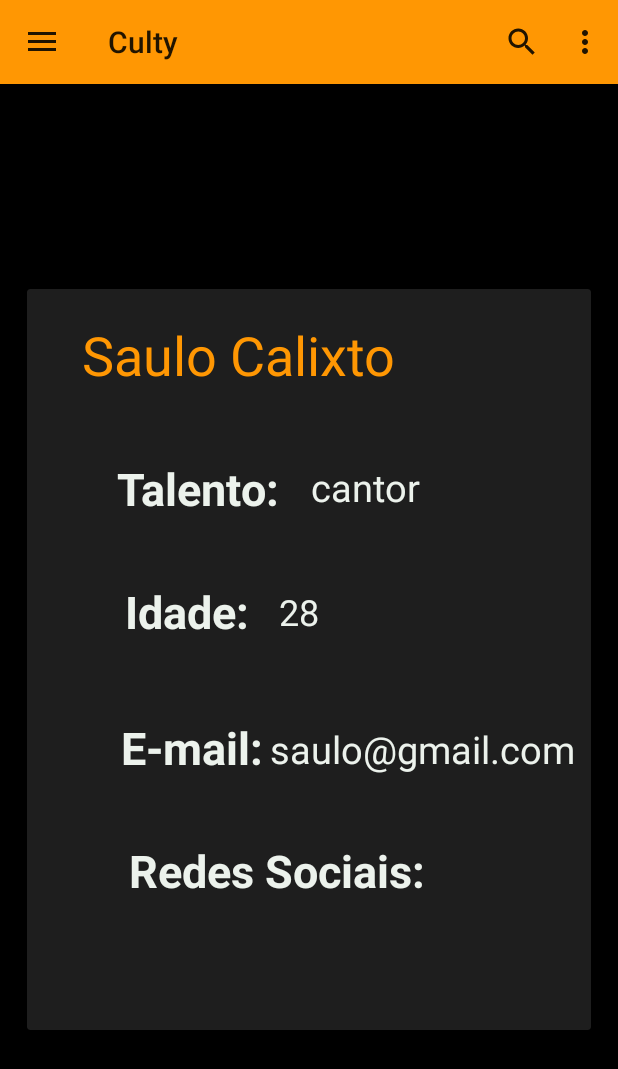
After one commit to culty-corp/culty-android, an Android app: the fragment PerfilFragment placed in its activity, on a phone screen of 412 x 824 dp. The commit adds this screen. Shown: the top 1069 px of the screen. Run offline under Robolectric (Android 15) with nearby library versions, the phone set to English and light mode, and no system bars.

Commit message:
Criando tela de perfil, lógica para trocar de fragmentos de tela, login.

```diff
--- a/solucao/app/build.gradle
+++ b/solucao/app/build.gradle
@@ -33,4 +33,5 @@ dependencies {
     testImplementation 'junit:junit:4.12'
     androidTestImplementation 'com.android.support.test:runner:1.0.2'
     androidTestImplementation 'com.android.support.test.espresso:espresso-core:3.0.2'
+    implementation 'com.android.support:cardview-v7:28.0.0'
 }
--- /dev/null
+++ b/solucao/app/src/main/java/com/github/cultycorp/cultyandroid/ConteudoFragment.kt
@@ -0,0 +1,13 @@
+package com.github.cultycorp.cultyandroid
+
+import android.os.Bundle
+import android.support.v4.app.Fragment
+import android.view.LayoutInflater
+import android.view.View
+import android.view.ViewGroup
+
+class ConteudoFragment : Fragment() {
+    override fun onCreateView(inflater: LayoutInflater, container: ViewGroup?, savedInstanceState: Bundle?): View? {
+        return inflater.inflate(R.layout.conteudo, container, false)
+    }
+}
--- a/solucao/app/src/main/java/com/github/cultycorp/cultyandroid/MainActivity.kt
+++ b/solucao/app/src/main/java/com/github/cultycorp/cultyandroid/MainActivity.kt
@@ -1,5 +1,6 @@
 package com.github.cultycorp.cultyandroid
 
+import android.content.Intent
 import android.os.Bundle
 import android.support.design.widget.NavigationView
 import android.support.v4.widget.DrawerLayout
@@ -9,11 +10,13 @@ import android.view.Gravity
 import android.view.Menu
 import android.view.MenuItem
 import android.widget.Toast
+import com.github.cultycorp.cultyandroid.ui.login.LoginActivity
 import kotlinx.android.synthetic.main.activity_main.*
 
 class MainActivity : AppCompatActivity(), NavigationView.OnNavigationItemSelectedListener {
 
     private lateinit var drawer : DrawerLayout
+    private lateinit  var sessao: SessaoModel
 
     override fun onCreate(savedInstanceState: Bundle?) {
         super.onCreate(savedInstanceState)
@@ -22,6 +25,10 @@ class MainActivity : AppCompatActivity(), NavigationView.OnNavigationItemSelecte
 
         drawer = findViewById(R.id.drawer_layout)
 
+        sessao = SessaoModel()
+        val usuarioLogado = intent.getBooleanExtra("usuarioLogado", sessao.usuarioLogado)
+        sessao.usuarioLogado = usuarioLogado
+
         var navigationView: NavigationView = findViewById(R.id.nav_view)
         navigationView.setNavigationItemSelectedListener(this)
         hideDrawerItems(navigationView)
@@ -29,23 +36,33 @@ class MainActivity : AppCompatActivity(), NavigationView.OnNavigationItemSelecte
         var toggle = ActionBarDrawerToggle(this, drawer, toolbar, R.string.abrirOpcoes, R.string.fecharOpcoes)
         drawer.addDrawerListener(toggle)
         toggle.syncState()
-/*        fab.setOnClickListener { view ->
-            Snackbar.make(view, "Replace with your own action", Snackbar.LENGTH_LONG)
-                .setAction("Action", null).show()
-        }*/
+
+        if(savedInstanceState == null) {
+            supportFragmentManager.beginTransaction().replace(R.id.fragment_container, ConteudoFragment()).commit()
+            navigationView.setCheckedItem(R.id.nav_explore)
+        }
     }
 
     override fun onNavigationItemSelected(item: MenuItem): Boolean {
         var id = item.itemId
         when (id) {
-            R.id.nav_explore -> Toast.makeText(this, "Explorar tudo aqui!", Toast.LENGTH_SHORT).show()
+            R.id.nav_explore -> supportFragmentManager.beginTransaction()
+                .replace(R.id.fragment_container, ConteudoFragment()).commit()
             R.id.nav_following -> Toast.makeText(this, "Vamos seguir todo mundo!", Toast.LENGTH_SHORT).show()
             R.id.nav_artists -> Toast.makeText(this, "Artistas de araque!", Toast.LENGTH_SHORT).show()
-            R.id.login -> Toast.makeText(this, "Vamos entrando!", Toast.LENGTH_SHORT).show()
-            R.id.login -> Toast.makeText(this, "Vamos entrando!", Toast.LENGTH_SHORT).show()
+            R.id.login -> {
+                val intent = Intent(this, LoginActivity::class.java)
+                startActivity(intent)
+                finish()
+            }
             R.id.upload -> Toast.makeText(this, "Vamos mandar trem!", Toast.LENGTH_SHORT).show()
-            R.id.profile -> Toast.makeText(this, "Olha seu perfil!", Toast.LENGTH_SHORT).show()
-            R.id.logout -> Toast.makeText(this, "Vai embora, ingrato!", Toast.LENGTH_SHORT).show()
+            R.id.profile -> supportFragmentManager.beginTransaction()
+                .replace(R.id.fragment_container, PerfilFragment()).commit()
+            R.id.logout -> {
+                val intent = Intent(this, LoginActivity::class.java)
+                startActivity(intent)
+                finish()
+            }
         }
         drawer.closeDrawer(Gravity.START)
         return true
@@ -73,7 +90,7 @@ class MainActivity : AppCompatActivity(), NavigationView.OnNavigationItemSelecte
 
     private fun hideDrawerItems(nav : NavigationView) {
         //Se usuario estiver logado
-        if (true) {
+        if (sessao.usuarioLogado) {
             nav.menu.findItem(R.id.login).isVisible = false
 
             nav.menu.findItem(R.id.logout).isVisible = true
--- /dev/null
+++ b/solucao/app/src/main/java/com/github/cultycorp/cultyandroid/PerfilFragment.kt
@@ -0,0 +1,13 @@
+package com.github.cultycorp.cultyandroid
+
+import android.os.Bundle
+import android.support.v4.app.Fragment
+import android.view.LayoutInflater
+import android.view.View
+import android.view.ViewGroup
+
+class PerfilFragment : Fragment() {
+    override fun onCreateView(inflater: LayoutInflater, container: ViewGroup?, savedInstanceState: Bundle?): View? {
+        return inflater.inflate(R.layout.activity_perfil, container, false)
+    }
+}
--- /dev/null
+++ b/solucao/app/src/main/java/com/github/cultycorp/cultyandroid/SessaoModel.kt
@@ -0,0 +1,7 @@
+package com.github.cultycorp.cultyandroid
+
+class SessaoModel {
+
+    var usuarioLogado: Boolean = false
+
+}
--- a/solucao/app/src/main/java/com/github/cultycorp/cultyandroid/data/LoginDataSource.kt
+++ b/solucao/app/src/main/java/com/github/cultycorp/cultyandroid/data/LoginDataSource.kt
@@ -11,8 +11,14 @@ class LoginDataSource {
     fun login(username: String, password: String): Result<LoggedInUser> {
         try {
             // TODO: handle loggedInUser authentication
-            val fakeUser = LoggedInUser(java.util.UUID.randomUUID().toString(), "Jane Doe")
-            return Result.Success(fakeUser)
+            if(username == "admin" && password == "123456") {
+                val fakeUser = LoggedInUser(java.util.UUID.randomUUID().toString(), "Administrador")
+                return Result.Success(fakeUser)
+            } else {
+                val fakeUser = LoggedInUser(java.util.UUID.randomUUID().toString(), "Usuário e senha inválidos")
+                return Result.Falha(fakeUser)
+            }
+            return Result.Error(IllegalArgumentException("Usuário e senha inválidos"))
         } catch (e: Throwable) {
             return Result.Error(IOException("Error logging in", e))
         }
--- a/solucao/app/src/main/java/com/github/cultycorp/cultyandroid/data/LoginRepository.kt
+++ b/solucao/app/src/main/java/com/github/cultycorp/cultyandroid/data/LoginRepository.kt
@@ -13,13 +13,14 @@ class LoginRepository(val dataSource: LoginDataSource) {
     var user: LoggedInUser? = null
         private set
 
-    val isLoggedIn: Boolean
-        get() = user != null
+    var isLoggedIn: Boolean
+        get() = isLoggedIn
 
     init {
         // If user credentials will be cached in local storage, it is recommended it be encrypted
         // @see https://developer.android.com/training/articles/keystore
         user = null
+        isLoggedIn = false
     }
 
     fun logout() {
@@ -40,7 +41,6 @@ class LoginRepository(val dataSource: LoginDataSource) {
 
     private fun setLoggedInUser(loggedInUser: LoggedInUser) {
         this.user = loggedInUser
-        // If user credentials will be cached in local storage, it is recommended it be encrypted
-        // @see https://developer.android.com/training/articles/keystore
+        isLoggedIn = true
     }
 }
--- a/solucao/app/src/main/java/com/github/cultycorp/cultyandroid/data/Result.kt
+++ b/solucao/app/src/main/java/com/github/cultycorp/cultyandroid/data/Result.kt
@@ -7,11 +7,13 @@ package com.github.cultycorp.cultyandroid.data
 sealed class Result<out T : Any> {
 
     data class Success<out T : Any>(val data: T) : Result<T>()
+    data class Falha<out T : Any>(val data: T) : Result<T>()
     data class Error(val exception: Exception) : Result<Nothing>()
 
     override fun toString(): String {
         return when (this) {
             is Success<*> -> "Success[data=$data]"
+            is Falha<*> -> "Falha[data=$data]"
             is Error -> "Error[exception=$exception]"
         }
     }
--- a/solucao/app/src/main/java/com/github/cultycorp/cultyandroid/ui/login/LoginActivity.kt
+++ b/solucao/app/src/main/java/com/github/cultycorp/cultyandroid/ui/login/LoginActivity.kt
@@ -3,6 +3,7 @@ package com.github.cultycorp.cultyandroid.ui.login
 import android.app.Activity
 import android.arch.lifecycle.Observer
 import android.arch.lifecycle.ViewModelProviders
+import android.content.Intent
 import android.os.Bundle
 import android.support.annotation.StringRes
 import android.support.v7.app.AppCompatActivity
@@ -14,7 +15,7 @@ import android.widget.Button
 import android.widget.EditText
 import android.widget.ProgressBar
 import android.widget.Toast
-
+import com.github.cultycorp.cultyandroid.MainActivity
 
 
 class LoginActivity : AppCompatActivity() {
@@ -51,16 +52,27 @@ class LoginActivity : AppCompatActivity() {
             val loginResult = it ?: return@Observer
 
             loading.visibility = View.GONE
-            if (loginResult.error != null) {
-                showLoginFailed(loginResult.error)
+//            if (loginResult.error != null) {
+//                showLoginFailed(loginResult.error)
+//            }
+//            if (loginResult.success != null) {
+//                updateUiWithUser(loginResult.success)
+//            }
+//            setResult(Activity.RESULT_OK)
+
+            if(username.text.toString().equals("admin") && password.text.toString().equals("123456")) {
+                val intent = Intent(this, MainActivity::class.java)
+                intent.putExtra("usuarioLogado", true)
+                startActivity(intent)
+                finish()
+            } else {
+                Toast.makeText(this, "Senha incorreta, bestinha!", Toast.LENGTH_SHORT).show()
             }
-            if (loginResult.success != null) {
-                updateUiWithUser(loginResult.success)
-            }
-            setResult(Activity.RESULT_OK)
+
+
 
             //Complete and destroy login activity once successful
-            finish()
+
         })
 
         username.afterTextChanged {
--- /dev/null
+++ b/solucao/app/src/main/res/layout/activity_perfil.xml
@@ -0,0 +1,109 @@
+<?xml version="1.0" encoding="utf-8"?>
+<android.support.constraint.ConstraintLayout xmlns:android="http://schemas.android.com/apk/res/android"
+                                             xmlns:app="http://schemas.android.com/apk/res-auto" xmlns:tools="http://schemas.android.com/tools" android:layout_width="match_parent"
+                                             android:layout_height="match_parent" android:id="@+id/perfil">
+
+    <android.support.v7.widget.CardView
+            android:layout_width="376dp"
+            android:layout_height="494dp"
+            app:cardBackgroundColor="@color/corCinzaEscuro"
+            android:layout_marginTop="8dp" app:layout_constraintTop_toTopOf="parent" android:layout_marginBottom="8dp"
+            app:layout_constraintBottom_toBottomOf="parent" app:layout_constraintEnd_toEndOf="parent"
+            android:layout_marginEnd="8dp" app:layout_constraintStart_toStartOf="parent"
+            android:layout_marginStart="8dp" android:id="@+id/cardView2" app:layout_constraintVertical_bias="0.498"/>
+    <TextView
+            android:text="Talento:"
+            android:translationZ="100dp"
+            android:layout_width="wrap_content"
+            android:layout_height="wrap_content"
+            android:id="@+id/talentoLabel" android:textColor="@color/corTexto"
+            android:textSize="30sp"
+            app:layout_constraintTop_toTopOf="@+id/cardView2"
+            android:visibility="visible" tools:visibility="visible"
+            app:layout_constraintStart_toStartOf="@+id/cardView2" app:layout_constraintEnd_toEndOf="@+id/cardView2"
+            app:layout_constraintBottom_toBottomOf="@+id/cardView2" app:layout_constraintHorizontal_bias="0.223"
+            app:layout_constraintVertical_bias="0.248" android:textStyle="bold"/>
+    <TextView
+            android:text="Idade:"
+            android:translationZ="100dp"
+            android:layout_width="wrap_content"
+            android:layout_height="wrap_content"
+            android:id="@+id/idadeLabel" android:textColor="@color/corTexto"
+            android:textSize="30sp"
+            app:layout_constraintTop_toTopOf="@+id/cardView2"
+            android:visibility="visible" tools:visibility="visible"
+            app:layout_constraintStart_toStartOf="@+id/cardView2" app:layout_constraintEnd_toEndOf="@+id/cardView2"
+            app:layout_constraintBottom_toBottomOf="@+id/cardView2" app:layout_constraintHorizontal_bias="0.223"
+            app:layout_constraintVertical_bias="0.429" android:textStyle="bold"/>
+    <TextView
+            android:text="E-mail:"
+            android:translationZ="100dp"
+            android:layout_width="wrap_content"
+            android:layout_height="wrap_content"
+            android:id="@+id/emailLabel" android:textColor="@color/corTexto"
+            android:textSize="30sp"
+            app:layout_constraintTop_toTopOf="@+id/cardView2"
+            android:visibility="visible" tools:visibility="visible"
+            app:layout_constraintStart_toStartOf="@+id/cardView2" app:layout_constraintEnd_toEndOf="@+id/cardView2"
+            app:layout_constraintBottom_toBottomOf="@+id/cardView2" app:layout_constraintHorizontal_bias="0.223"
+            app:layout_constraintVertical_bias="0.63" android:textStyle="bold"/>
+    <TextView
+            android:text="Redes Sociais:"
+            android:translationZ="100dp"
+            android:layout_width="wrap_content"
+            android:layout_height="wrap_content"
+            android:id="@+id/redesSociaisLabel" android:textColor="@color/corTexto"
+            android:textSize="30sp"
+            app:layout_constraintTop_toTopOf="@+id/cardView2"
+            android:visibility="visible" tools:visibility="visible"
+            app:layout_constraintStart_toStartOf="@+id/cardView2" app:layout_constraintEnd_toEndOf="@+id/cardView2"
+            app:layout_constraintBottom_toBottomOf="@+id/cardView2" app:layout_constraintHorizontal_bias="0.38"
+            app:layout_constraintVertical_bias="0.81" android:textStyle="bold"/>
+    <TextView
+            android:text="cantor"
+            android:translationZ="100dp"
+            android:layout_width="wrap_content"
+            android:layout_height="wrap_content"
+            android:id="@+id/infTalento" android:textColor="@color/corTexto"
+            android:textSize="25sp"
+            app:layout_constraintTop_toTopOf="@+id/cardView2"
+            android:visibility="visible" tools:visibility="visible"
+            app:layout_constraintStart_toStartOf="@+id/cardView2" app:layout_constraintEnd_toEndOf="@+id/cardView2"
+            app:layout_constraintBottom_toBottomOf="@+id/cardView2" app:layout_constraintHorizontal_bias="0.625"
+            app:layout_constraintVertical_bias="0.25"/>
+    <TextView
+            android:text="saulo@gmail.com"
+            android:translationZ="100dp"
+            android:layout_width="wrap_content"
+            android:layout_height="wrap_content"
+            android:id="@+id/infEmail" android:textColor="@color/corTexto"
+            android:textSize="25sp"
+            app:layout_constraintTop_toTopOf="@+id/cardView2"
+            android:visibility="visible" tools:visibility="visible"
+            app:layout_constraintStart_toStartOf="@+id/cardView2" app:layout_constraintEnd_toEndOf="@+id/cardView2"
+            app:layout_constraintBottom_toBottomOf="@+id/cardView2" app:layout_constraintHorizontal_bias="0.94"
+            app:layout_constraintVertical_bias="0.63"/>
+    <TextView
+            android:text="28"
+            android:translationZ="100dp"
+            android:layout_width="wrap_content"
+            android:layout_height="wrap_content"
+            android:id="@+id/infIdade" android:textColor="@color/corTexto"
+            android:textSize="24sp"
+            app:layout_constraintTop_toTopOf="@+id/cardView2"
+            android:visibility="visible" tools:visibility="visible"
+            app:layout_constraintStart_toStartOf="@+id/cardView2" app:layout_constraintEnd_toEndOf="@+id/cardView2"
+            app:layout_constraintBottom_toBottomOf="@+id/cardView2" app:layout_constraintHorizontal_bias="0.48"
+            app:layout_constraintVertical_bias="0.43"/>
+    <TextView
+            android:text="Saulo Calixto"
+            android:translationZ="100dp"
+            android:layout_width="wrap_content"
+            android:layout_height="wrap_content"
+            android:id="@+id/nomeUsuarioLabel" android:textColor="@color/corLaranja"
+            android:textSize="36sp" app:layout_constraintBottom_toBottomOf="parent" android:layout_marginTop="8dp"
+            app:layout_constraintTop_toTopOf="@+id/cardView2" app:layout_constraintVertical_bias="0.02"
+            android:layout_marginEnd="8dp" app:layout_constraintEnd_toEndOf="parent" android:layout_marginStart="8dp"
+            app:layout_constraintStart_toStartOf="parent" app:layout_constraintHorizontal_bias="0.25"
+            android:visibility="visible" tools:visibility="visible"/>
+</android.support.constraint.ConstraintLayout>
--- a/solucao/app/src/main/res/layout/content_main.xml
+++ b/solucao/app/src/main/res/layout/content_main.xml
@@ -9,6 +9,6 @@
         tools:showIn="@layout/activity_main"
         tools:context=".MainActivity">
 
-    <include layout="@layout/conteudo" tools:layout_editor_absoluteY="276dp" tools:layout_editor_absoluteX="-127dp"/>
+    <!--<include layout="@layout/conteudo" tools:layout_editor_absoluteY="276dp" tools:layout_editor_absoluteX="-127dp"/>-->
 
 </android.support.constraint.ConstraintLayout>
--- a/solucao/app/src/main/res/layout/conteudo.xml
+++ b/solucao/app/src/main/res/layout/conteudo.xml
@@ -6,8 +6,8 @@
         android:layout_width="match_parent"
         android:layout_height="match_parent"
         xmlns:card_view="http://schemas.android.com/apk/res-auto"
+        android:id="@+id/conteudo"
         app:layout_behavior="@string/appbar_scrolling_view_behavior"
-        tools:showIn="@layout/content_main"
         tools:context=".MainActivity">
 
     <android.support.v7.widget.CardView
```
